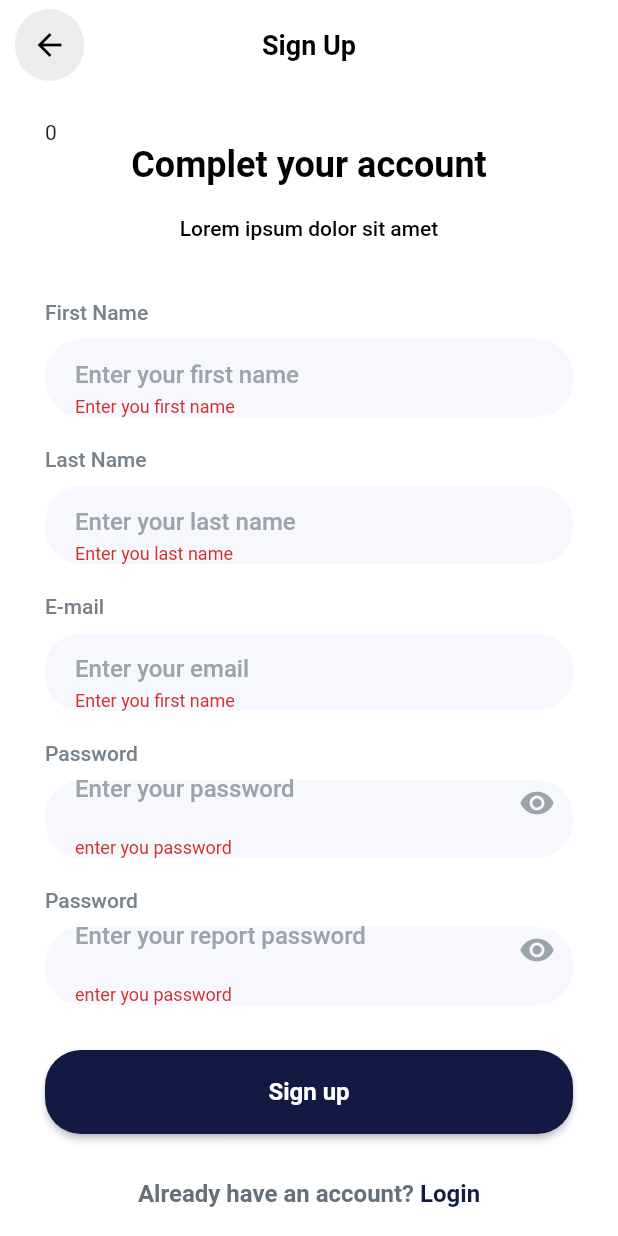
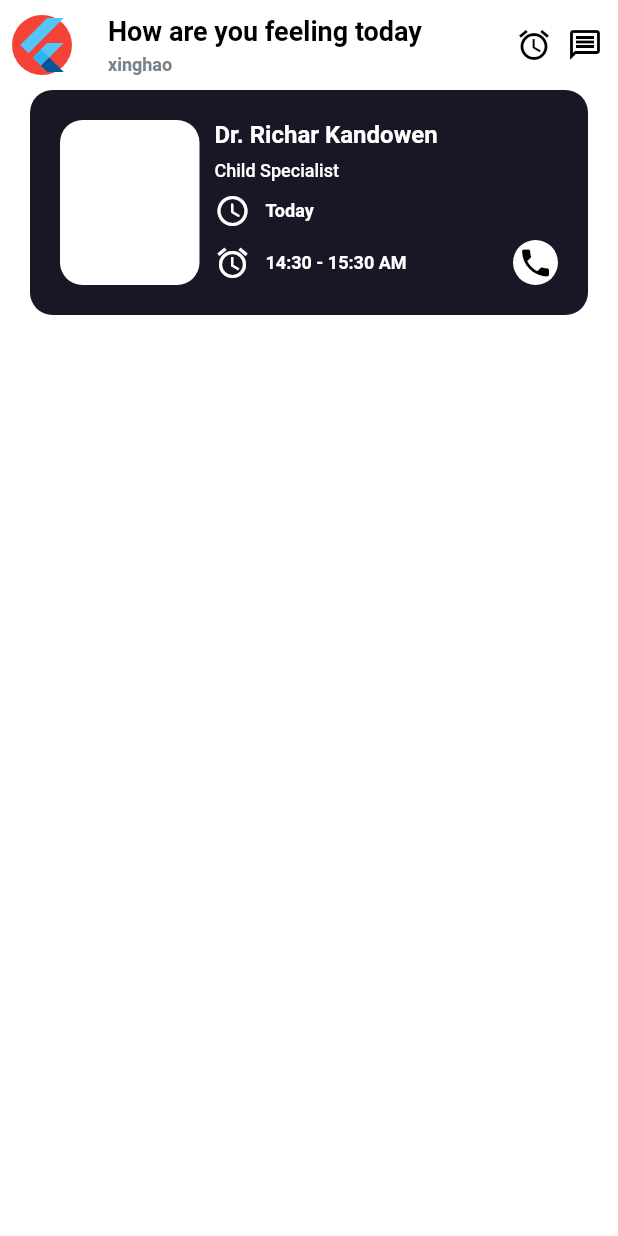
Before and after one commit to lxhyz/flutter_doctor, a Flutter app: the LoginEnterView screen opened by its route, after a tap on "Sign up", on a phone screen of 412 x 824 dp. Run offline on Flutter 3.47's test engine with Material 2 defaults, Android fonts, the phone set to English and light mode, and no system bars; our stand-ins replace get, get_storage; accounts and stored records are empty.

Commit message:
主页头部完善

```diff
--- a/lib/app/modules/login_enter/controllers/login_enter_controller.dart
+++ b/lib/app/modules/login_enter/controllers/login_enter_controller.dart
@@ -6,9 +6,11 @@ class LoginEnterController extends GetxController {
   final count = 0.obs;
   final openPassword = false.obs;
   final openReportPassword = false.obs;
-  final TextEditingController passowrdController = TextEditingController();
-  final TextEditingController reportPassowrdController = TextEditingController();
-  final TextEditingController nameController = TextEditingController();
+  final TextEditingController passowrdController = TextEditingController(text: "123");
+  final TextEditingController reportPassowrdController = TextEditingController(text:"123");
+  final TextEditingController nameController = TextEditingController(text: "xinghao");
+  final TextEditingController reportNameController = TextEditingController(text:"li");
+  final TextEditingController emialController = TextEditingController(text: "zt2l9999@163.com");
   final formKey = GlobalKey<FormState>();
   @override
   void onInit() {
--- a/lib/app/modules/login_enter/views/login_enter_view.dart
+++ b/lib/app/modules/login_enter/views/login_enter_view.dart
@@ -74,6 +74,7 @@ class LoginEnterView extends GetView<LoginEnterController> {
                             borderRadius: BorderRadius.circular(24)
                           ),
                           child: TextFormField(
+                            controller: controller.nameController,
                             cursorColor: Colors.black,
                             decoration: InputDecoration(
                               border: InputBorder.none,
@@ -105,6 +106,7 @@ class LoginEnterView extends GetView<LoginEnterController> {
                             borderRadius: BorderRadius.circular(24)
                           ),
                           child: TextFormField(
+                            controller: controller.reportNameController,
                             cursorColor: Colors.black,
                             decoration: InputDecoration(
                               border: InputBorder.none,
@@ -136,6 +138,7 @@ class LoginEnterView extends GetView<LoginEnterController> {
                             borderRadius: BorderRadius.circular(24)
                           ),
                           child: TextFormField(
+                            controller: controller.emialController,
                             cursorColor: Colors.black,
                             decoration: InputDecoration(
                               border: InputBorder.none,
@@ -236,7 +239,7 @@ class LoginEnterView extends GetView<LoginEnterController> {
                               if(value == null || value.toString().isEmpty) {
                                 return "enter you password";
                               }
-                              if(controller.passowrdController.value != controller.reportPassowrdController.value) {
+                              if(controller.passowrdController.text != controller.reportPassowrdController.text) {
                                 return "the password is dont different";
                               }
                               return null;
@@ -257,13 +260,15 @@ class LoginEnterView extends GetView<LoginEnterController> {
                         )
                       )
                     ),
-                    onPressed: (){
+                    onPressed: () async {
                       if(controller.formKey.currentState!.validate()) {
                         var userInfo = {
-                          "name":"",
-                          "token":"",
-                          "avatar":""
+                          "name":controller.nameController.text,
+                          "token":controller.passowrdController.text,
+                          "avatar":"test"
                         };
+                        await box.write("userInfo", userInfo);
+                        Get.offAllNamed("/root");
                       }
                     },
                     child: CustomText("Sign up",textColor: Colors.white,fontSize: 16,fontWeight: FontWeight.w600,)
--- /dev/null
+++ b/lib/app/modules/root/bindings/root_binding.dart
@@ -0,0 +1,12 @@
+import 'package:get/get.dart';
+
+import '../controllers/root_controller.dart';
+
+class RootBinding extends Bindings {
+  @override
+  void dependencies() {
+    Get.lazyPut<RootController>(
+      () => RootController(),
+    );
+  }
+}
--- /dev/null
+++ b/lib/app/modules/root/controllers/root_controller.dart
@@ -0,0 +1,41 @@
+import 'package:get/get.dart';
+import 'package:get_storage/get_storage.dart';
+
+class RootController extends GetxController {
+
+  late GetStorage box;
+
+  final reservationList = [
+    {
+      "name":"Dr. Richar Kandowen",
+      "kind":"Child Specialist",
+      "date":"Today",
+      "time":"12:00 - 15:30 PM",
+      "avatar":""
+    },
+    {
+      "name":"Swift tale",
+      "kind":"Child Specialist",
+      "date":"Tomorrow",
+      "time":"08:00 - 11:30 AM",
+      "avatar":""
+    }
+  ].obs;
+
+  @override
+  void onInit() {
+    super.onInit();
+    box = GetStorage();
+  }
+
+  @override
+  void onReady() {
+    super.onReady();
+  }
+
+  @override
+  void onClose() {
+    super.onClose();
+  }
+
+}
--- /dev/null
+++ b/lib/app/modules/root/views/root_view.dart
@@ -0,0 +1,133 @@
+import 'package:doctor/app/data/Widgets/custom_text.dart';
+import 'package:flutter/material.dart';
+
+import 'package:get/get.dart';
+
+import '../controllers/root_controller.dart';
+
+class RootView extends GetView<RootController> {
+  const RootView({Key? key}) : super(key: key);
+  @override
+  Widget build(BuildContext context) {
+    final userInfo = controller.box.read("userInfo");
+    return Scaffold(
+      appBar: AppBar(
+        leading: GestureDetector(
+          child: Center(
+            child: Container(
+              width: 40,
+              height: 40,
+              decoration: BoxDecoration(
+                color: Colors.red,
+                borderRadius: BorderRadius.circular(20)
+              ),
+              child: FlutterLogo(),
+            ),
+          ),
+        ),
+        title:  Container(
+          child: Column(
+              crossAxisAlignment: CrossAxisAlignment.start,
+              mainAxisAlignment: MainAxisAlignment.spaceBetween,
+              children: [
+                CustomText("How are you feeling today",fontSize: 18,fontWeight: FontWeight.w700,),
+                SizedBox(height: 5,),
+                CustomText("${userInfo['name']}",fontSize: 12,fontWeight: FontWeight.w600,textColor: Color(0xff78828A),)
+              ],
+            ),
+        ),
+        actions: [
+          Icon(Icons.alarm,color: Colors.black,),
+          SizedBox(width: 10,),
+          Icon(Icons.message_outlined,color: Colors.black,),
+          SizedBox(width: 10,),
+        ],
+        centerTitle: false,
+        toolbarHeight: 60,
+      ),
+      body: SafeArea(
+        child: SingleChildScrollView(
+          child: Container(
+            padding: EdgeInsets.symmetric(
+              horizontal: 20
+            ),
+            child: Column(
+              children: [
+                Container(
+                  height: 150,
+                  padding: EdgeInsets.all(20),
+                  decoration: BoxDecoration(
+                    borderRadius: BorderRadius.circular(15),
+                    color: Color(0xff171725)
+                  ),
+                  child: PageView(
+                    children: [
+                      ...controller.reservationList.map((element) {
+                        return Container(
+                          decoration: BoxDecoration(
+                            borderRadius: BorderRadius.circular(15),
+                          ),
+                          child: Row(
+                            children: [
+                              Container(
+                                width: 93,
+                                decoration: BoxDecoration(
+                                  borderRadius: BorderRadius.circular(15),
+                                  color: Colors.white
+                                ),
+                              ),
+                              Expanded(
+                                child: Container(
+                                  padding: EdgeInsets.only(
+                                    left: 10
+                                  ),
+                                  child: Column(
+                                    crossAxisAlignment: CrossAxisAlignment.start,
+                                    mainAxisAlignment: MainAxisAlignment.spaceBetween,
+                                    children: [
+                                      CustomText("Dr. Richar Kandowen",textColor: Colors.white,fontSize: 16,fontWeight: FontWeight.w600,),
+                                      CustomText("Child Specialist",textColor: Colors.white,fontSize: 12,fontWeight: FontWeight.w500,),
+                                      Row(
+                                        children: [
+                                          Icon(Icons.schedule_rounded,color: Colors.white,),
+                                          SizedBox(width: 10,),
+                                          CustomText("Today",textColor: Colors.white,fontSize: 12,fontWeight: FontWeight.w600,),
+                                        ],
+                                      ),
+                                      Row(
+                                        children: [
+                                          Icon(Icons.alarm,color: Colors.white,),
+                                          SizedBox(width: 10,),
+                                          Expanded(
+                                            child: CustomText("14:30 - 15:30 AM  ",textColor: Colors.white,fontSize: 12,fontWeight: FontWeight.w600,),
+                                          ),
+                                          Container(
+                                            width: 30,
+                                            height: 30,
+                                            decoration: BoxDecoration(
+                                              borderRadius: BorderRadius.circular(15),
+                                              color: Colors.white,
+                                            ),
+                                            child: Icon(Icons.phone,color: Colors.black,),
+                                          )
+                                        ],
+                                      ),
+                                    ],
+                                  ),
+                                ),
+                              )
+                            ],
+                          ),
+                        );
+                      })
+                    ],
+                  ),
+                )
+              ],
+            ),
+          ),
+        ),
+      ),
+    );
+  }
+}
--- a/lib/app/routes/app_pages.dart
+++ b/lib/app/routes/app_pages.dart
@@ -6,6 +6,8 @@ import '../modules/login/bindings/login_binding.dart';
 import '../modules/login/views/login_view.dart';
 import '../modules/login_enter/bindings/login_enter_binding.dart';
 import '../modules/login_enter/views/login_enter_view.dart';
+import '../modules/root/bindings/root_binding.dart';
+import '../modules/root/views/root_view.dart';
 
 part 'app_routes.dart';
 
@@ -27,8 +29,13 @@ class AppPages {
     ),
     GetPage(
       name: _Paths.LOGIN_ENTER,
-      page: () =>  LoginEnterView(),
+      page: () => LoginEnterView(),
       binding: LoginEnterBinding(),
+    ),
+    GetPage(
+      name: _Paths.ROOT,
+      page: () => const RootView(),
+      binding: RootBinding(),
     ),
   ];
 }
--- a/lib/app/routes/app_routes.dart
+++ b/lib/app/routes/app_routes.dart
@@ -6,6 +6,7 @@ abstract class Routes {
   static const HOME = _Paths.HOME;
   static const LOGIN = _Paths.LOGIN;
   static const LOGIN_ENTER = _Paths.LOGIN_ENTER;
+  static const ROOT = _Paths.ROOT;
 }
 
 abstract class _Paths {
@@ -13,4 +14,5 @@ abstract class _Paths {
   static const HOME = '/home';
   static const LOGIN = '/login';
   static const LOGIN_ENTER = '/login-enter';
+  static const ROOT = '/root';
 }
```
